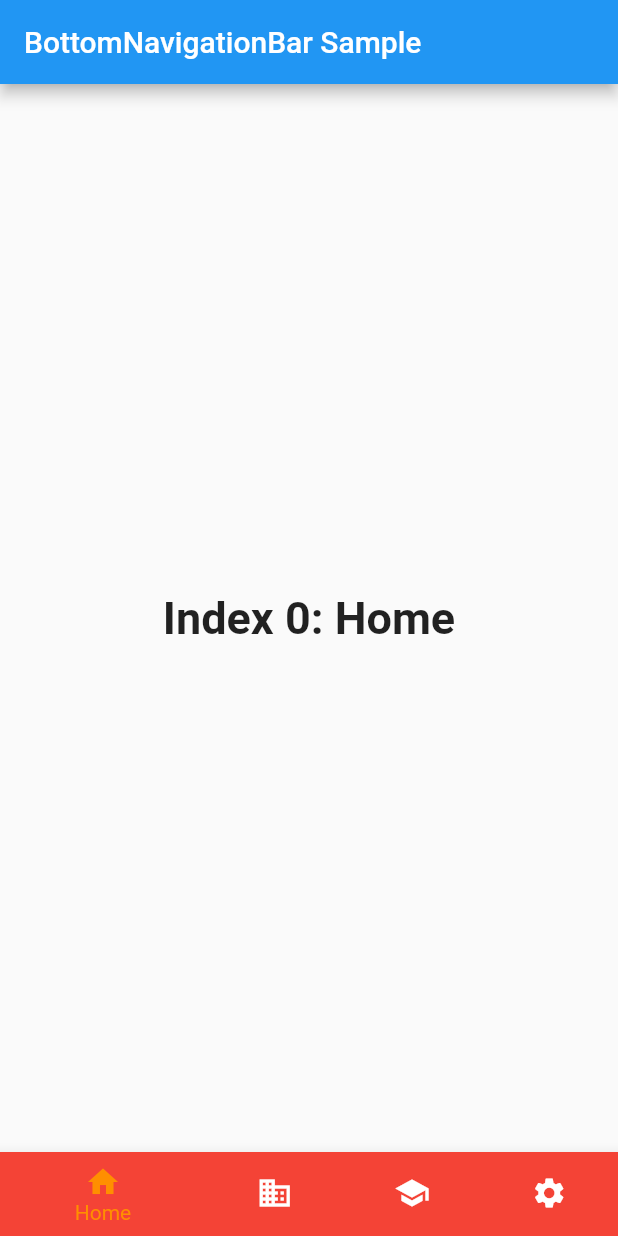
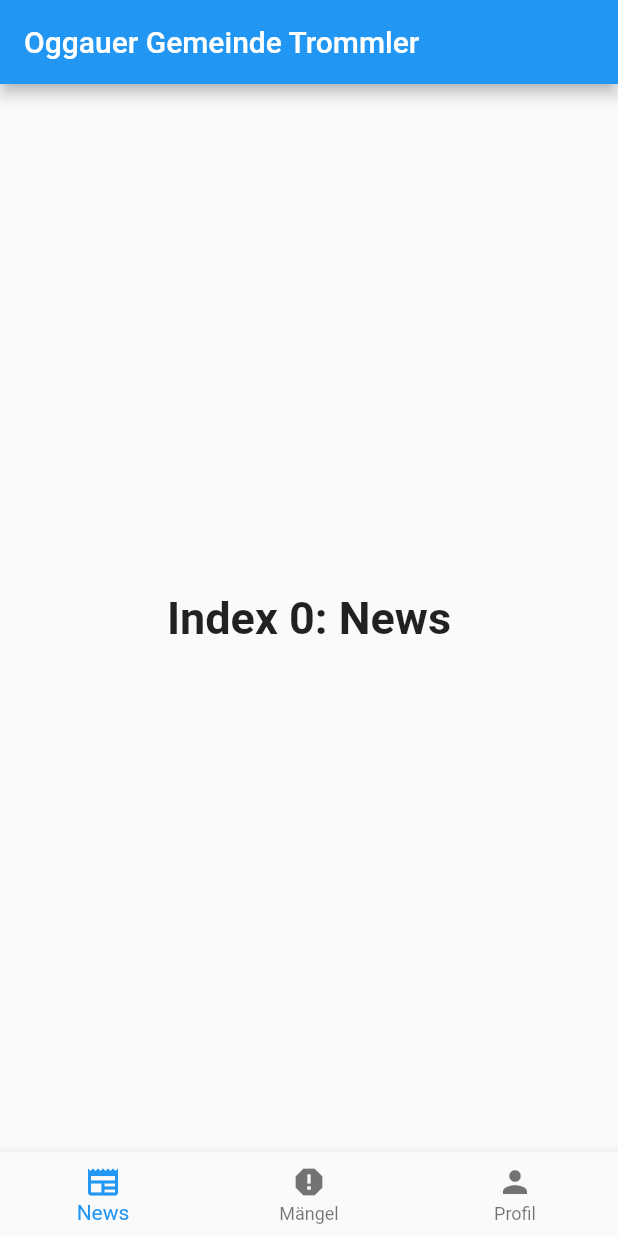
Before and after one commit to nizzgruber/gemeindetrommler_mirror, a Flutter app: the screen it shows after launch, on a phone screen of 412 x 824 dp. Run offline on Flutter 3.47's test engine with Material 2 defaults, Android fonts, the phone set to English and light mode, and no system bars.

Commit message:
anpassung an gemeinde trommler layout

```diff
--- a/lib/home.dart
+++ b/lib/home.dart
@@ -153,21 +153,17 @@ class _MyHomePageState extends State<MyHomePage> {
   TextStyle(fontSize: 30, fontWeight: FontWeight.bold);
   static const List<Widget> _widgetOptions = <Widget>[
     Text(
-      'Index 0: Home',
+      'Index 0: News',
       style: optionStyle,
     ),
     Text(
-      'Index 1: Business',
+      'Index 1: Mängel',
       style: optionStyle,
     ),
     Text(
-      'Index 2: School',
+      'Index 2: Profil',
       style: optionStyle,
-    ),
-    Text(
-      'Index 3: Settings',
-      style: optionStyle,
-    ),
+    )
   ];
 
   void _onItemTapped(int index) {
@@ -180,36 +176,29 @@ class _MyHomePageState extends State<MyHomePage> {
   Widget build(BuildContext context) {
     return Scaffold(
       appBar: AppBar(
-        title: const Text('BottomNavigationBar Sample'),
+        title: const Text('Oggauer Gemeinde Trommler'),
       ),
       body: Center(
         child: _widgetOptions.elementAt(_selectedIndex),
       ),
       bottomNavigationBar: BottomNavigationBar(
-        items: const <BottomNavigationBarItem>[
+        items: const <BottomNavigationBarItem>
+        [
           BottomNavigationBarItem(
-            icon: Icon(Icons.home),
-            label: 'Home',
-            backgroundColor: Colors.red,
+            icon: Icon(Icons.newspaper),
+            label: 'News',
           ),
           BottomNavigationBarItem(
-            icon: Icon(Icons.business),
-            label: 'Business',
-            backgroundColor: Colors.green,
+            icon: Icon(Icons.report),
+            label: 'Mängel',
           ),
           BottomNavigationBarItem(
-            icon: Icon(Icons.school),
-            label: 'School',
-            backgroundColor: Colors.purple,
-          ),
-          BottomNavigationBarItem(
-            icon: Icon(Icons.settings),
-            label: 'Settings',
-            backgroundColor: Colors.pink,
+            icon: Icon(Icons.person),
+            label: 'Profil',
           ),
         ],
         currentIndex: _selectedIndex,
-        selectedItemColor: Colors.amber[800],
+        selectedItemColor: Colors.blue,
         onTap: _onItemTapped,
       ),
     );
```
